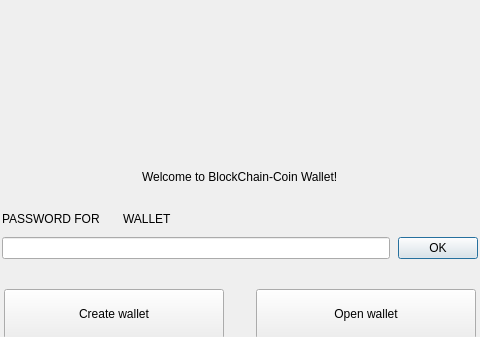
Qt form src/Gui/NoWallet/NoWalletFrame.ui (furiousteam/bloc-wallet-2.0-deprecated) before a commit; both pictures show x 179 to 659 and y 0 to 337 of the 838 by 660 pixel window.
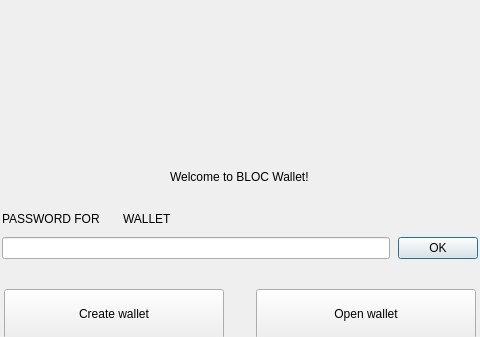
The same form after that commit. Custom widgets are drawn as their Qt base class.

Patch:
```diff
--- a/src/Gui/NoWallet/NoWalletFrame.ui
+++ b/src/Gui/NoWallet/NoWalletFrame.ui
@@ -54,7 +54,7 @@
    <item alignment="Qt::AlignHCenter">
     <widget class="WalletGui::WalletHeaderLabel" name="m_welcomeLabel">
      <property name="text">
-      <string>Welcome to BlockChain-Coin Wallet!</string>
+      <string>Welcome to BLOC Wallet!</string>
      </property>
     </widget>
    </item>
```
